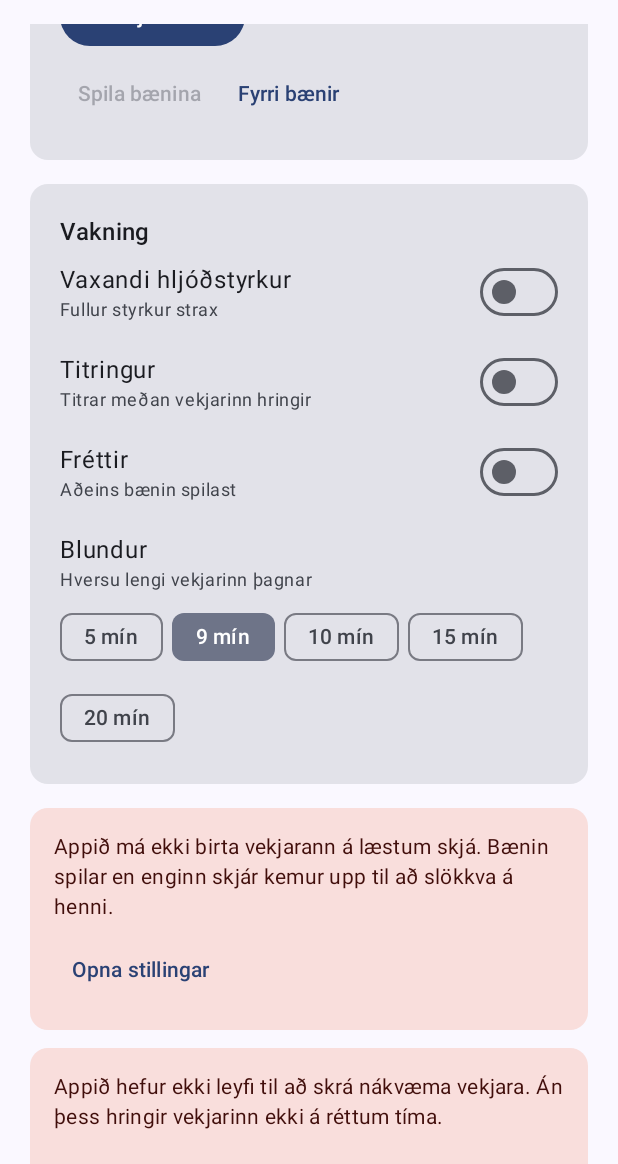
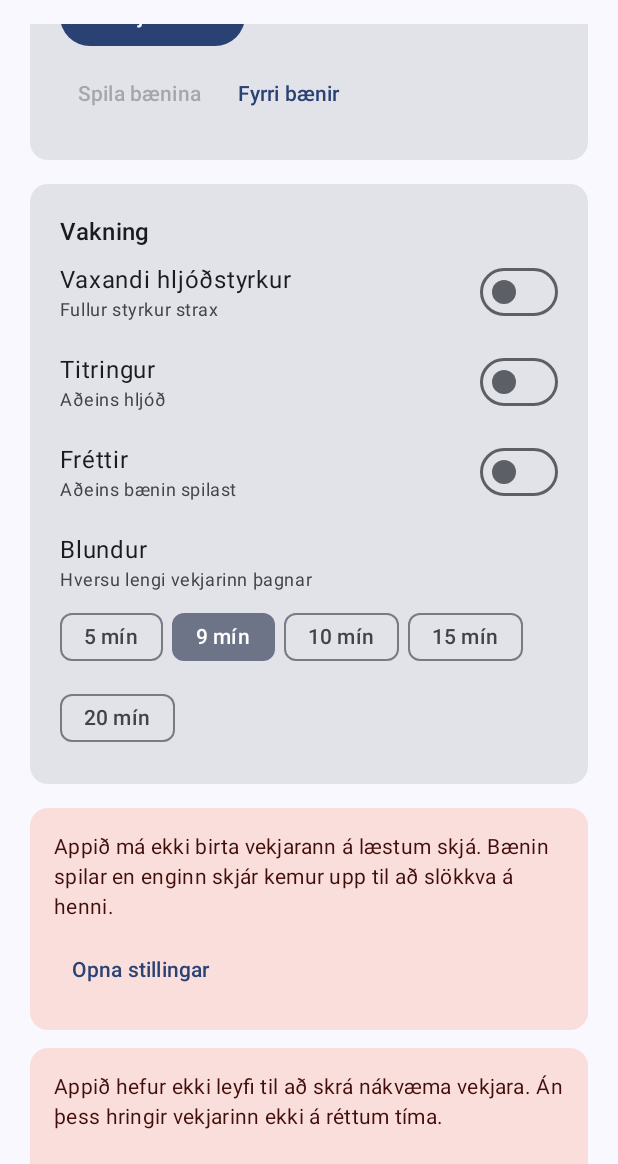
Before and after one commit to Addi-eh/morgunbaen-android, an Android app built with Jetpack Compose: the screen it shows after launch (MainActivity), scrolled down 532 dp, on a phone screen of 412 x 824 dp, the part 72-1236 px from its top. Run offline under Robolectric (Android 15) with nearby library versions, the phone set to English and light mode, and no system bars; 1 statement that could not run was skipped.

Commit message:
fix: titringsrofinn laug þegar slökkt var á honum
Lýsingin undir "Titringur" greindist EINGÖNGU á fadeIn og aldrei á
rofanum sjálfum, svo báðir strengirnir lýstu kveiktri stöðu:
"Titrar meðan vekjarinn hringir" stóð óbreytt undir slökktum titringi.

Slökkta staðan fær nú eigin streng, "Aðeins hljóð", og er fyrsta grein
í when-inu — sama form og newsDescription notar. Orðalagið speglar
systurstillingarnar, sem lýsa því sem gerist í staðinn frekar en því
sem vantar ("Fullur styrkur strax", "Aðeins bænin spilast").

Ég las allar fjórar SettingRow-notkanirnar: titringurinn var sá eini
sem hunsaði sinn eigin rofa. Hinar þrjár eiga sína slökktu lýsingu.

17 próf græn og assembleDebug byggir.

Co-Authored-By: Claude Opus 5 <noreply@anthropic.com>
Claude-Session: https://claude.ai/code/session_01BmaDDmZ1Z3kqv3kPCFqUmp

```diff
--- a/app/src/main/java/com/morgunbaen/app/ui/WakeSettingsCard.kt
+++ b/app/src/main/java/com/morgunbaen/app/ui/WakeSettingsCard.kt
@@ -67,12 +67,15 @@ internal fun WakeSettingsCard(
 
             Spacer(Modifier.height(12.dp))
 
+            // Slokkta stadan fyrst. Adur greindist lysingin EINGONGU a
+            // fadeIn og aldrei a rofanum sjalfum, svo "Titrar medan
+            // vekjarinn hringir" stod undir slokktum titringi.
             SettingRow(
                 label = stringResource(R.string.vibrate_label),
-                description = if (fadeIn) {
-                    stringResource(R.string.vibrate_desc_fade)
-                } else {
-                    stringResource(R.string.vibrate_desc)
+                description = when {
+                    !vibrate -> stringResource(R.string.vibrate_off_desc)
+                    fadeIn -> stringResource(R.string.vibrate_desc_fade)
+                    else -> stringResource(R.string.vibrate_desc)
                 },
                 checked = vibrate,
                 onCheckedChange = onVibrateChange
--- a/app/src/main/res/values/strings.xml
+++ b/app/src/main/res/values/strings.xml
@@ -36,6 +36,7 @@
     <string name="vibrate_label">Titringur</string>
     <string name="vibrate_desc_fade">Byrjar þegar fullum styrk er náð</string>
     <string name="vibrate_desc">Titrar meðan vekjarinn hringir</string>
+    <string name="vibrate_off_desc">Aðeins hljóð</string>
     <string name="news_label">Fréttir</string>
     <string name="news_desc">Fréttayfirlit RÚV á eftir bæninni</string>
     <string name="news_alarm_too_early">Vekjarinn hringir fyrir kl. 07:00 — fréttirnar eru ekki komnar þá og bænin spilast ein</string>
```
Also changed, not shown: 1 other file.
